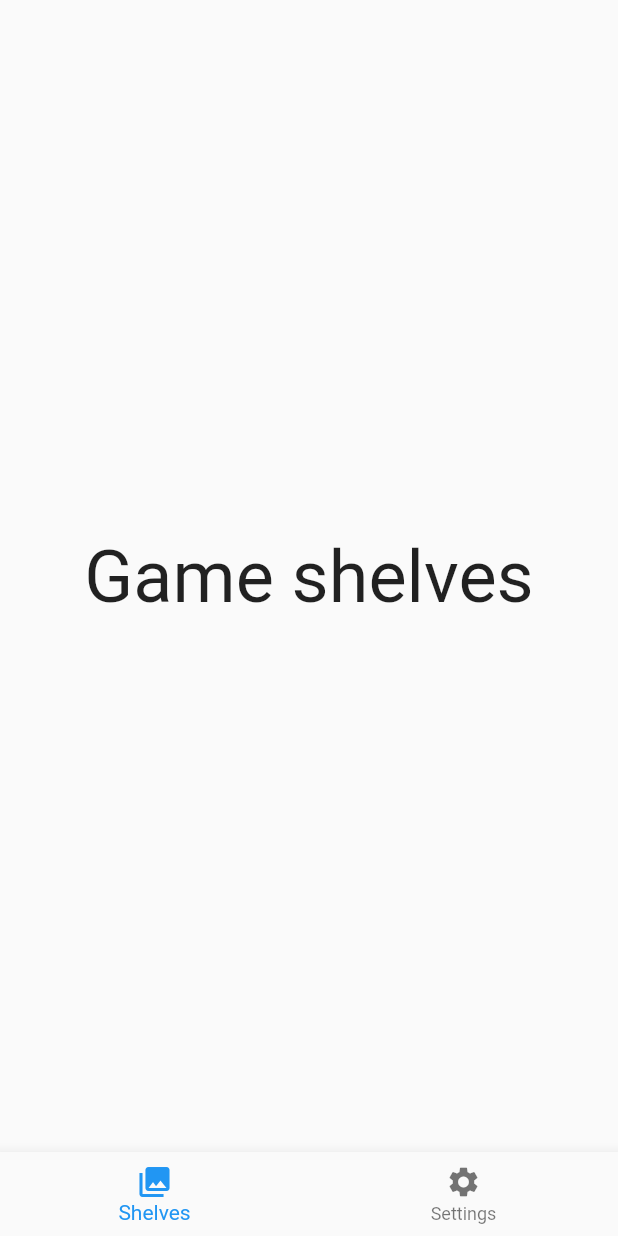
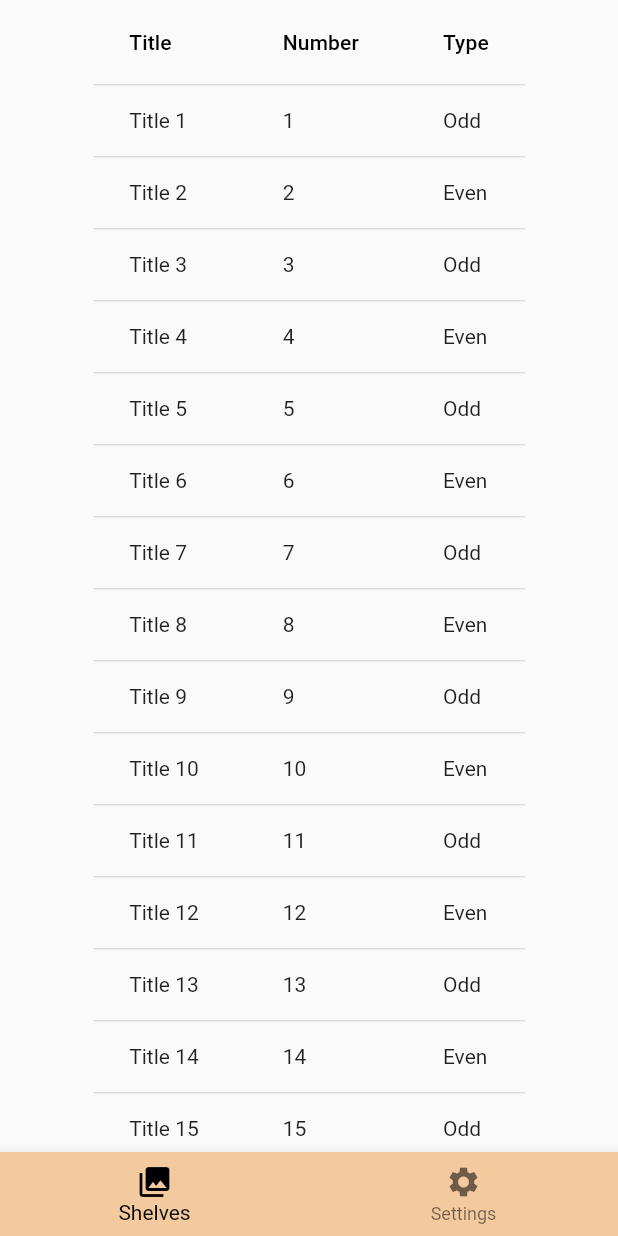
Before and after one commit to dnewmanAU/my-game-shelves-app, a Flutter app: the screen it shows after launch, on a phone screen of 412 x 824 dp. Run offline on Flutter 3.47's test engine with Material 2 defaults, Android fonts, the phone set to English and light mode, and no system bars.

Commit message:
Testing different data views

```diff
--- a/lib/routes/shelves.dart
+++ b/lib/routes/shelves.dart
@@ -1,4 +1,6 @@
 import 'package:flutter/material.dart';
+import 'package:my_game_shelves_app/widgets/debug_data_table.dart';
+import 'package:my_game_shelves_app/widgets/debug_list.dart';
 import 'package:my_game_shelves_app/widgets/nav_bar.dart';
 
 class Shelves extends StatelessWidget {
@@ -8,10 +10,7 @@ class Shelves extends StatelessWidget {
       child: SafeArea(
         child: Scaffold(
           body: Center(
-            child: Text(
-              "Game shelves",
-              style: TextStyle(fontSize: 48),
-            ),
+            child: DebugDataTable(),
           ),
           bottomNavigationBar: NavBar(),
         ),
--- /dev/null
+++ b/lib/widgets/debug_data_table.dart
@@ -0,0 +1,36 @@
+import 'package:flutter/material.dart';
+
+class DebugDataTable extends StatelessWidget {
+  final list = new List<int>.generate(50, (index) => index + 1);
+
+  @override
+  Widget build(BuildContext context) {
+    return SingleChildScrollView(
+      physics: BouncingScrollPhysics(),
+      child: DataTable(
+        sortColumnIndex: 1,
+        sortAscending: true,
+        columns: const <DataColumn>[
+          DataColumn(
+            label: Text("Title")
+          ),
+          DataColumn(
+              label: Text("Number")
+          ),
+          DataColumn(
+              label: Text("Type")
+          ),
+        ],
+        rows: list.map((item) =>
+            DataRow(
+              cells: [
+                DataCell(Text('Title $item')),
+                DataCell(Text('$item')),
+                DataCell(Text(item % 2 == 0 ? 'Even' : 'Odd')),
+              ],
+            )
+        ).toList()
+      ),
+    );
+  }
+}
--- a/lib/widgets/nav_bar.dart
+++ b/lib/widgets/nav_bar.dart
@@ -9,6 +9,8 @@ class _NavBarState extends State<NavBar> {
   @override
   Widget build(BuildContext context) {
     return BottomNavigationBar(
+      selectedItemColor: Colors.black,
+      backgroundColor: Color.fromRGBO(243, 201, 158, 1),
       type: BottomNavigationBarType.fixed,
       items: [
         BottomNavigationBarItem(
```
Also changed, not shown: lib/widgets/debug_list.dart (added, +23 -0 lines).
